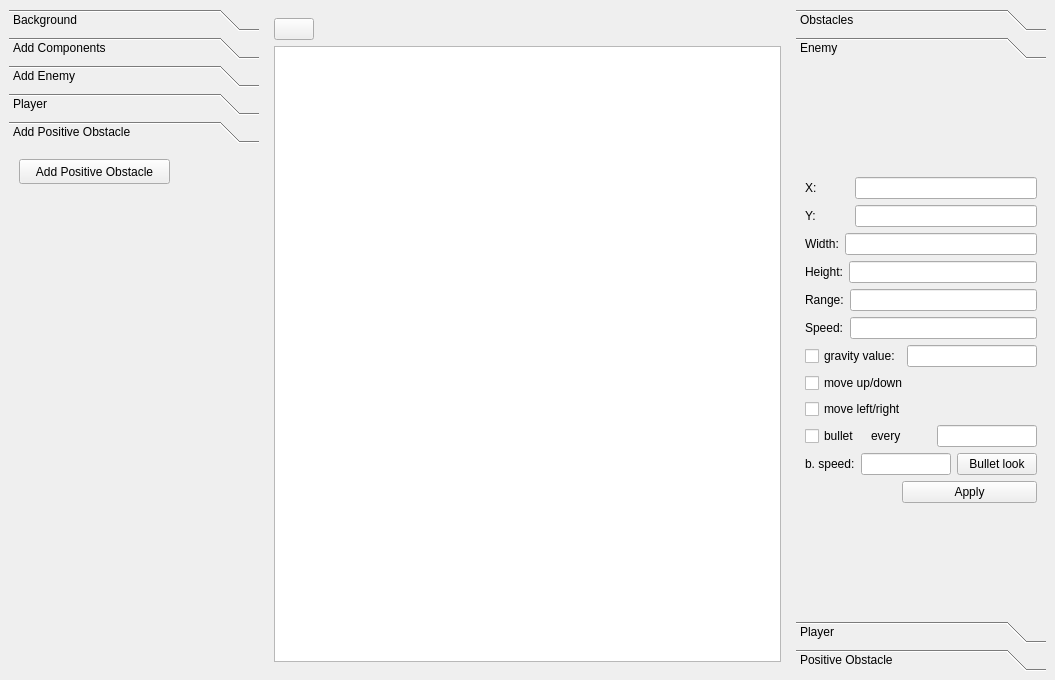
Qt form src/RS_game_engine/mainwindow.ui (MATF-RS20/RS017-qtgameengine) before a commit.
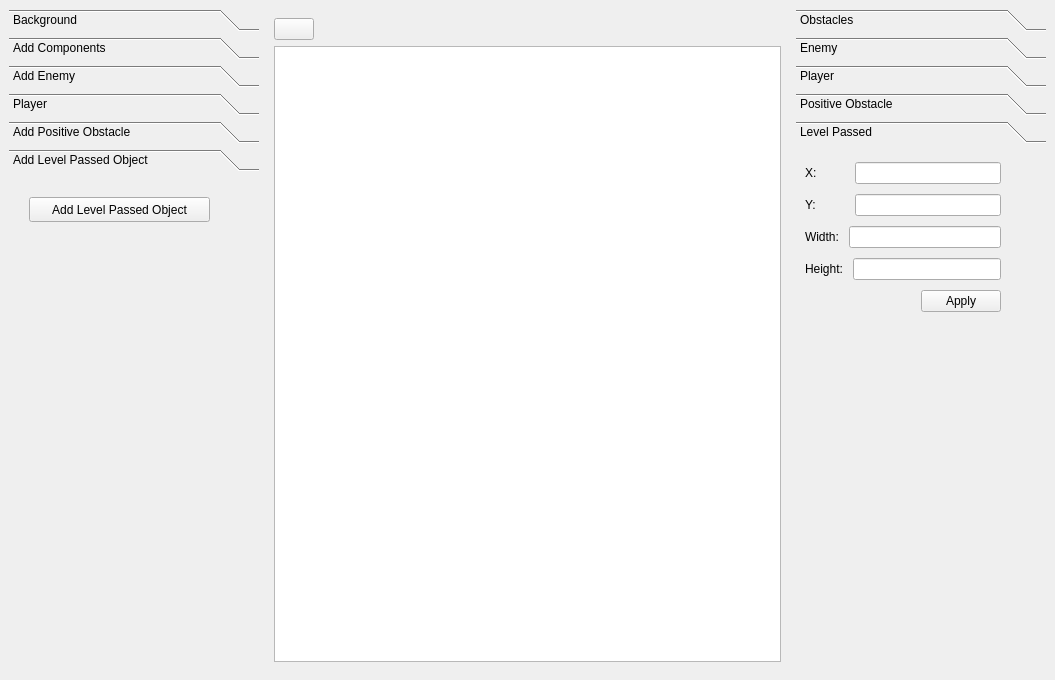
The same form after that commit. Icons and pictures are not drawn.

Commit message: Added LevelPassed class

```diff
--- a/src/RS_game_engine/mainwindow.ui
+++ b/src/RS_game_engine/mainwindow.ui
@@ -45,7 +45,7 @@
        </size>
       </property>
       <property name="currentIndex">
-       <number>4</number>
+       <number>5</number>
       </property>
       <widget class="QWidget" name="page">
        <property name="geometry">
@@ -141,7 +141,7 @@
          <x>0</x>
          <y>0</y>
          <width>250</width>
-         <height>485</height>
+         <height>454</height>
         </rect>
        </property>
        <attribute name="label">
@@ -161,6 +161,24 @@
         </property>
        </widget>
       </widget>
+      <widget class="QWidget" name="page_10">
+       <attribute name="label">
+        <string>Add Level Passed Object</string>
+       </attribute>
+       <widget class="QPushButton" name="pbAddLP">
+        <property name="geometry">
+         <rect>
+          <x>20</x>
+          <y>20</y>
+          <width>181</width>
+          <height>25</height>
+         </rect>
+        </property>
+        <property name="text">
+         <string>Add Level Passed Object</string>
+        </property>
+       </widget>
+      </widget>
      </widget>
     </item>
     <item>
@@ -239,7 +257,7 @@
        </size>
       </property>
       <property name="currentIndex">
-       <number>1</number>
+       <number>4</number>
       </property>
       <widget class="QWidget" name="page_4">
        <property name="geometry">
@@ -398,7 +416,7 @@
          <x>0</x>
          <y>0</y>
          <width>250</width>
-         <height>516</height>
+         <height>485</height>
         </rect>
        </property>
        <attribute name="label">
@@ -1067,6 +1085,139 @@
         </layout>
        </widget>
       </widget>
+      <widget class="QWidget" name="page_11">
+       <attribute name="label">
+        <string>Level Passed</string>
+       </attribute>
+       <widget class="QWidget" name="">
+        <property name="geometry">
+         <rect>
+          <x>9</x>
+          <y>9</y>
+          <width>196</width>
+          <height>161</height>
+         </rect>
+        </property>
+        <layout class="QVBoxLayout" name="verticalLayout_8">
+         <item>
+          <layout class="QHBoxLayout" name="horizontalLayout_33">
+           <item>
+            <widget class="QLabel" name="label_26">
+             <property name="minimumSize">
+              <size>
+               <width>44</width>
+               <height>0</height>
+              </size>
+             </property>
+             <property name="maximumSize">
+              <size>
+               <width>44</width>
+               <height>16777215</height>
+              </size>
+             </property>
+             <property name="text">
+              <string>X: </string>
+             </property>
+            </widget>
+           </item>
+           <item>
+            <widget class="QLineEdit" name="leLPX"/>
+           </item>
+          </layout>
+         </item>
+         <item>
+          <layout class="QHBoxLayout" name="horizontalLayout_34">
+           <item>
+            <widget class="QLabel" name="label_27">
+             <property name="minimumSize">
+              <size>
+               <width>44</width>
+               <height>0</height>
+              </size>
+             </property>
+             <property name="maximumSize">
+              <size>
+               <width>44</width>
+               <height>16777215</height>
+              </size>
+             </property>
+             <property name="text">
+              <string>Y: </string>
+             </property>
+            </widget>
+           </item>
+           <item>
+            <widget class="QLineEdit" name="leLPY"/>
+           </item>
+          </layout>
+         </item>
+         <item>
+          <layout class="QHBoxLayout" name="horizontalLayout_35">
+           <item>
+            <widget class="QLabel" name="label_28">
+             <property name="maximumSize">
+              <size>
+               <width>44</width>
+               <height>16777215</height>
+              </size>
+             </property>
+             <property name="text">
+              <string>Width: </string>
+             </property>
+            </widget>
+           </item>
+           <item>
+            <widget class="QLineEdit" name="leLPWidth"/>
+           </item>
+          </layout>
+         </item>
+         <item>
+          <layout class="QHBoxLayout" name="horizontalLayout_36">
+           <item>
+            <widget class="QLabel" name="label_29">
+             <property name="maximumSize">
+              <size>
+               <width>44</width>
+               <height>16777215</height>
+              </size>
+             </property>
+             <property name="text">
+              <string>Height: </string>
+             </property>
+            </widget>
+           </item>
+           <item>
+            <widget class="QLineEdit" name="leLPHeight"/>
+           </item>
+          </layout>
+         </item>
+         <item>
+          <layout class="QHBoxLayout" name="horizontalLayout_38">
+           <item>
+            <spacer name="horizontalSpacer_7">
+             <property name="orientation">
+              <enum>Qt::Horizontal</enum>
+             </property>
+             <property name="sizeHint" stdset="0">
+              <size>
+               <width>40</width>
+               <height>20</height>
+              </size>
+             </property>
+            </spacer>
+           </item>
+           <item>
+            <widget class="QPushButton" name="pbLPApply">
+             <property name="text">
+              <string>Apply</string>
+             </property>
+            </widget>
+           </item>
+          </layout>
+         </item>
+        </layout>
+       </widget>
+      </widget>
      </widget>
     </item>
    </layout>
```
Left out of the diff: 14 changed lines with no effect on the pictures. The commit also changes 13 other files.
